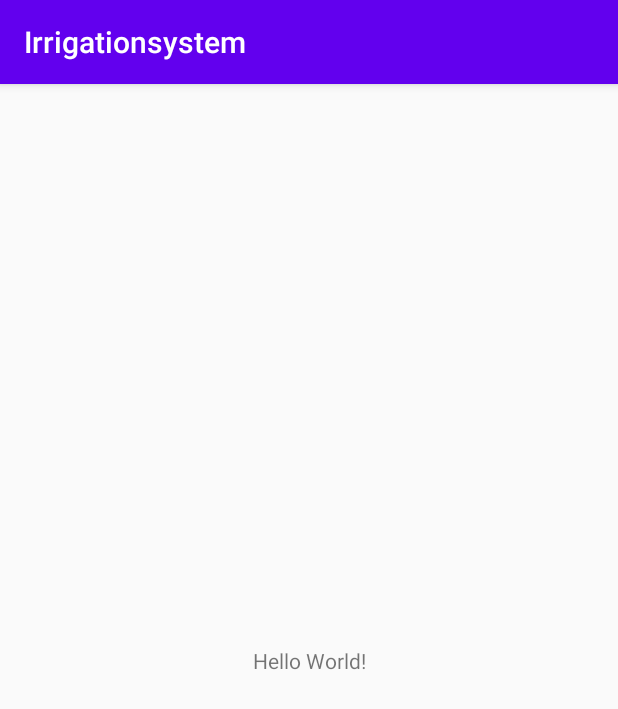
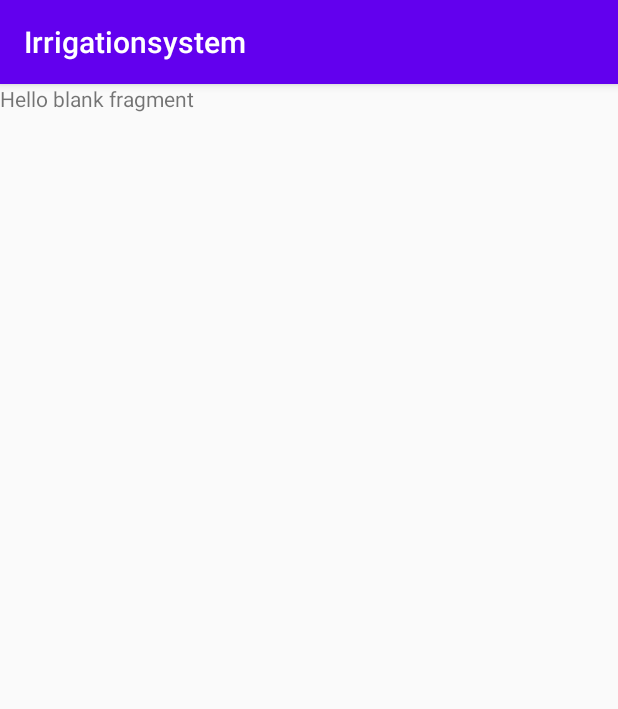
Before and after one commit to zinedinmezit/irrigation-system, an Android app: the screen it shows after launch (MainActivity), on a phone screen of 412 x 824 dp. Shown: the top 709 px of the screen. Run offline under Robolectric (Android 15) with nearby library versions, the phone set to English and light mode, and no system bars.

Commit message:
Set main fragment as a starting point (One activity, multiple fragments)

```diff
--- a/android/app/build.gradle
+++ b/android/app/build.gradle
@@ -29,6 +29,7 @@ dependencies {
     implementation 'androidx.core:core-ktx:1.3.2'
     implementation 'androidx.appcompat:appcompat:1.2.0'
     implementation 'androidx.constraintlayout:constraintlayout:2.0.1'
+    implementation 'androidx.legacy:legacy-support-v4:1.0.0'
     testImplementation 'junit:junit:4.12'
     androidTestImplementation 'androidx.test.ext:junit:1.1.2'
     androidTestImplementation 'androidx.test.espresso:espresso-core:3.3.0'
--- /dev/null
+++ b/android/app/src/main/java/com/example/irrigationsystem/fragments/MainFragment.kt
@@ -0,0 +1,20 @@
+package com.example.irrigationsystem.fragments
+
+import android.os.Bundle
+import androidx.fragment.app.Fragment
+import android.view.LayoutInflater
+import android.view.View
+import android.view.ViewGroup
+import com.example.irrigationsystem.R
+
+class MainFragment : Fragment() {
+
+    override fun onCreateView(
+        inflater: LayoutInflater, container: ViewGroup?,
+        savedInstanceState: Bundle?
+    ): View? {
+        // Inflate the layout for this fragment
+        return inflater.inflate(R.layout.fragment_main, container, false)
+    }
+
+}
--- a/android/app/src/main/res/layout/activity_main.xml
+++ b/android/app/src/main/res/layout/activity_main.xml
@@ -6,13 +6,11 @@
     android:layout_height="match_parent"
     tools:context=".MainActivity">
 
-    <TextView
-        android:layout_width="wrap_content"
-        android:layout_height="wrap_content"
-        android:text="Hello World!"
-        app:layout_constraintBottom_toBottomOf="parent"
-        app:layout_constraintLeft_toLeftOf="parent"
-        app:layout_constraintRight_toRightOf="parent"
-        app:layout_constraintTop_toTopOf="parent" />
+    <fragment
+        android:id="@+id/main_fragment"
+        android:name="com.example.irrigationsystem.fragments.MainFragment"
+        android:layout_height="match_parent"
+        android:layout_width="match_parent"
+        />
 
 </androidx.constraintlayout.widget.ConstraintLayout>
--- /dev/null
+++ b/android/app/src/main/res/layout/fragment_main.xml
@@ -0,0 +1,13 @@
+<?xml version="1.0" encoding="utf-8"?>
+<FrameLayout xmlns:android="http://schemas.android.com/apk/res/android"
+    xmlns:tools="http://schemas.android.com/tools"
+    android:layout_width="match_parent"
+    android:layout_height="match_parent"
+    tools:context=".fragments.MainFragment">
+
+    <!-- TODO: Update blank fragment layout -->
+    <TextView
+        android:layout_width="match_parent"
+        android:layout_height="match_parent"
+        android:text="@string/hello_blank_fragment" />
+</FrameLayout>
--- a/android/app/src/main/res/values/strings.xml
+++ b/android/app/src/main/res/values/strings.xml
@@ -1,3 +1,5 @@
 <resources>
     <string name="app_name">Irrigationsystem</string>
+    <!-- TODO: Remove or change this placeholder text -->
+    <string name="hello_blank_fragment">Hello blank fragment</string>
 </resources>
```
